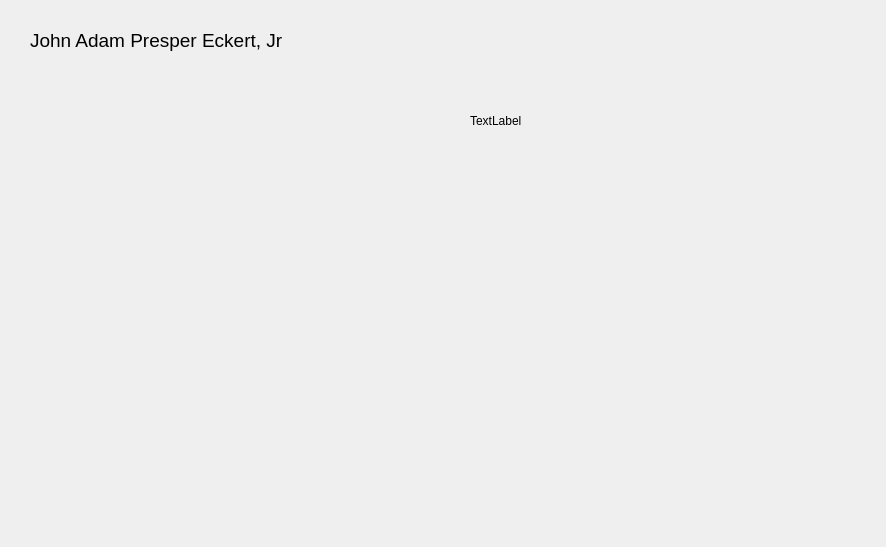
Old version of the form scientistwindow.ui in the repository athenabjorg/sacr.
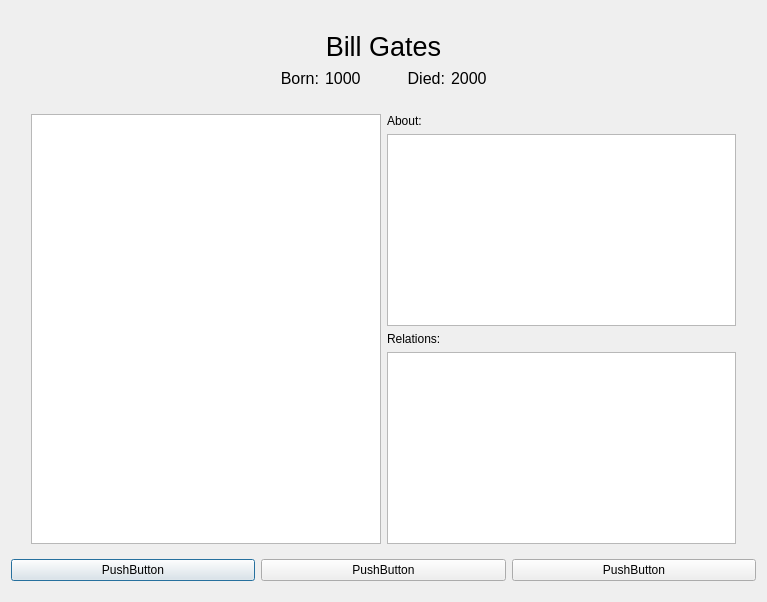
New version of the form.

Commit message: scientist info window updated

What changed in the file:
```diff
--- a/scientistwindow.ui
+++ b/scientistwindow.ui
@@ -6,47 +6,313 @@
    <rect>
     <x>0</x>
     <y>0</y>
-    <width>886</width>
-    <height>547</height>
+    <width>767</width>
+    <height>602</height>
    </rect>
   </property>
   <property name="windowTitle">
    <string>Dialog</string>
   </property>
-  <widget class="QLabel" name="ScientistsName">
-   <property name="geometry">
-    <rect>
-     <x>30</x>
-     <y>10</y>
-     <width>281</width>
-     <height>61</height>
-    </rect>
-   </property>
-   <property name="font">
-    <font>
-     <pointsize>14</pointsize>
-    </font>
-   </property>
-   <property name="contextMenuPolicy">
-    <enum>Qt::NoContextMenu</enum>
-   </property>
-   <property name="text">
-    <string>John Adam Presper Eckert, Jr</string>
-   </property>
-  </widget>
-  <widget class="QLabel" name="label">
-   <property name="geometry">
-    <rect>
-     <x>470</x>
-     <y>10</y>
-     <width>291</width>
-     <height>221</height>
-    </rect>
-   </property>
-   <property name="text">
-    <string>TextLabel</string>
-   </property>
-  </widget>
+  <layout class="QVBoxLayout" name="verticalLayout">
+   <item>
+    <spacer name="verticalSpacer">
+     <property name="orientation">
+      <enum>Qt::Vertical</enum>
+     </property>
+     <property name="sizeType">
+      <enum>QSizePolicy::Fixed</enum>
+     </property>
+     <property name="sizeHint" stdset="0">
+      <size>
+       <width>20</width>
+       <height>20</height>
+      </size>
+     </property>
+    </spacer>
+   </item>
+   <item>
+    <layout class="QHBoxLayout" name="horizontalLayout_2">
+     <item>
+      <widget class="QLabel" name="label_2">
+       <property name="font">
+        <font>
+         <pointsize>20</pointsize>
+        </font>
+       </property>
+       <property name="layoutDirection">
+        <enum>Qt::LeftToRight</enum>
+       </property>
+       <property name="text">
+        <string>Bill Gates</string>
+       </property>
+       <property name="alignment">
+        <set>Qt::AlignCenter</set>
+       </property>
+      </widget>
+     </item>
+    </layout>
+   </item>
+   <item>
+    <layout class="QHBoxLayout" name="horizontalLayout_3">
+     <item>
+      <spacer name="horizontalSpacer_4">
+       <property name="orientation">
+        <enum>Qt::Horizontal</enum>
+       </property>
+       <property name="sizeType">
+        <enum>QSizePolicy::Expanding</enum>
+       </property>
+       <property name="sizeHint" stdset="0">
+        <size>
+         <width>150</width>
+         <height>20</height>
+        </size>
+       </property>
+      </spacer>
+     </item>
+     <item>
+      <widget class="QLabel" name="label_6">
+       <property name="font">
+        <font>
+         <pointsize>12</pointsize>
+        </font>
+       </property>
+       <property name="text">
+        <string>Born:</string>
+       </property>
+       <property name="alignment">
+        <set>Qt::AlignRight|Qt::AlignTrailing|Qt::AlignVCenter</set>
+       </property>
+      </widget>
+     </item>
+     <item>
+      <widget class="QLabel" name="label_5">
+       <property name="font">
+        <font>
+         <pointsize>12</pointsize>
+        </font>
+       </property>
+       <property name="text">
+        <string>1000</string>
+       </property>
+      </widget>
+     </item>
+     <item>
+      <spacer name="horizontalSpacer">
+       <property name="orientation">
+        <enum>Qt::Horizontal</enum>
+       </property>
+       <property name="sizeType">
+        <enum>QSizePolicy::Fixed</enum>
+       </property>
+       <property name="sizeHint" stdset="0">
+        <size>
+         <width>40</width>
+         <height>20</height>
+        </size>
+       </property>
+      </spacer>
+     </item>
+     <item>
+      <widget class="QLabel" name="label_4">
+       <property name="font">
+        <font>
+         <pointsize>12</pointsize>
+        </font>
+       </property>
+       <property name="text">
+        <string>Died:</string>
+       </property>
+       <property name="alignment">
+        <set>Qt::AlignRight|Qt::AlignTrailing|Qt::AlignVCenter</set>
+       </property>
+      </widget>
+     </item>
+     <item>
+      <widget class="QLabel" name="label_3">
+       <property name="font">
+        <font>
+         <pointsize>12</pointsize>
+        </font>
+       </property>
+       <property name="text">
+        <string>2000</string>
+       </property>
+      </widget>
+     </item>
+     <item>
+      <spacer name="horizontalSpacer_5">
+       <property name="orientation">
+        <enum>Qt::Horizontal</enum>
+       </property>
+       <property name="sizeType">
+        <enum>QSizePolicy::MinimumExpanding</enum>
+       </property>
+       <property name="sizeHint" stdset="0">
+        <size>
+         <width>150</width>
+         <height>20</height>
+        </size>
+       </property>
+      </spacer>
+     </item>
+    </layout>
+   </item>
+   <item>
+    <spacer name="verticalSpacer_2">
+     <property name="orientation">
+      <enum>Qt::Vertical</enum>
+     </property>
+     <property name="sizeType">
+      <enum>QSizePolicy::Fixed</enum>
+     </property>
+     <property name="sizeHint" stdset="0">
+      <size>
+       <width>20</width>
+       <height>20</height>
+      </size>
+     </property>
+    </spacer>
+   </item>
+   <item>
+    <layout class="QHBoxLayout" name="horizontalLayout_4">
+     <item>
+      <spacer name="horizontalSpacer_2">
+       <property name="orientation">
+        <enum>Qt::Horizontal</enum>
+       </property>
+       <property name="sizeType">
+        <enum>QSizePolicy::Fixed</enum>
+       </property>
+       <property name="sizeHint" stdset="0">
+        <size>
+         <width>20</width>
+         <height>20</height>
+        </size>
+       </property>
+      </spacer>
+     </item>
+     <item>
+      <widget class="QTextBrowser" name="textBrowser">
+       <property name="enabled">
+        <bool>true</bool>
+       </property>
+       <property name="sizePolicy">
+        <sizepolicy hsizetype="MinimumExpanding" vsizetype="MinimumExpanding">
+         <horstretch>0</horstretch>
+         <verstretch>0</verstretch>
+        </sizepolicy>
+       </property>
+      </widget>
+     </item>
+     <item>
+      <layout class="QVBoxLayout" name="verticalLayout_2">
+       <item>
+        <widget class="QLabel" name="label_7">
+         <property name="text">
+          <string>About:</string>
+         </property>
+        </widget>
+       </item>
+       <item>
+        <widget class="QTextBrowser" name="textBrowser_2">
+         <property name="sizePolicy">
+          <sizepolicy hsizetype="MinimumExpanding" vsizetype="MinimumExpanding">
+           <horstretch>0</horstretch>
+           <verstretch>0</verstretch>
+          </sizepolicy>
+         </property>
+        </widget>
+       </item>
+       <item>
+        <widget class="QLabel" name="label">
+         <property name="text">
+          <string>Relations:</string>
+         </property>
+        </widget>
+       </item>
+       <item>
+        <widget class="QListWidget" name="listWidget">
+         <property name="sizePolicy">
+          <sizepolicy hsizetype="MinimumExpanding" vsizetype="Minimum">
+           <horstretch>0</horstretch>
+           <verstretch>0</verstretch>
+          </sizepolicy>
+         </property>
+        </widget>
+       </item>
+      </layout>
+     </item>
+     <item>
+      <spacer name="horizontalSpacer_3">
+       <property name="orientation">
+        <enum>Qt::Horizontal</enum>
+       </property>
+       <property name="sizeType">
+        <enum>QSizePolicy::Fixed</enum>
+       </property>
+       <property name="sizeHint" stdset="0">
+        <size>
+         <width>20</width>
+         <height>20</height>
+        </size>
+       </property>
+      </spacer>
+     </item>
+    </layout>
+   </item>
+   <item>
+    <spacer name="verticalSpacer_4">
+     <property name="orientation">
+      <enum>Qt::Vertical</enum>
+     </property>
+     <property name="sizeHint" stdset="0">
+      <size>
+       <width>20</width>
+       <height>40</height>
+      </size>
+     </property>
+    </spacer>
+   </item>
+   <item>
+    <layout class="QHBoxLayout" name="horizontalLayout">
+     <item>
+      <widget class="QPushButton" name="pushButton">
+       <property name="text">
+        <string>PushButton</string>
+       </property>
+      </widget>
+     </item>
+     <item>
+      <widget class="QPushButton" name="pushButton_2">
+       <property name="text">
+        <string>PushButton</string>
+       </property>
+      </widget>
+     </item>
+     <item>
+      <widget class="QPushButton" name="pushButton_3">
+       <property name="text">
+        <string>PushButton</string>
+       </property>
+      </widget>
+     </item>
+    </layout>
+   </item>
+   <item>
+    <spacer name="verticalSpacer_3">
+     <property name="orientation">
+      <enum>Qt::Vertical</enum>
+     </property>
+     <property name="sizeHint" stdset="0">
+      <size>
+       <width>20</width>
+       <height>40</height>
+      </size>
+     </property>
+    </spacer>
+   </item>
+  </layout>
  </widget>
  <resources/>
  <connections/>
```
